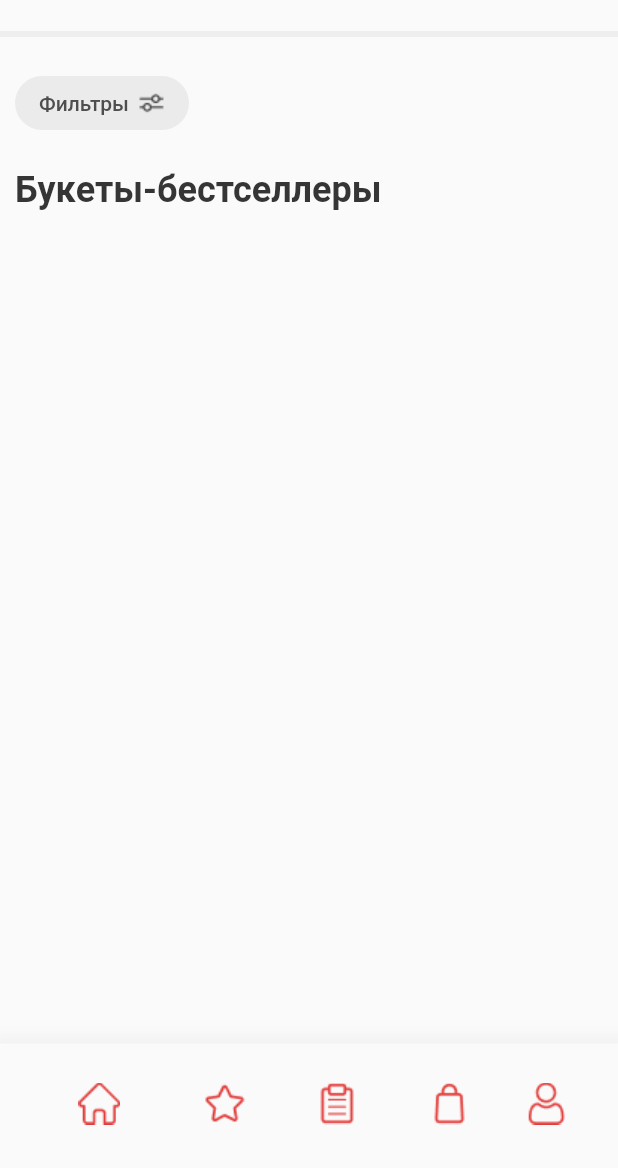
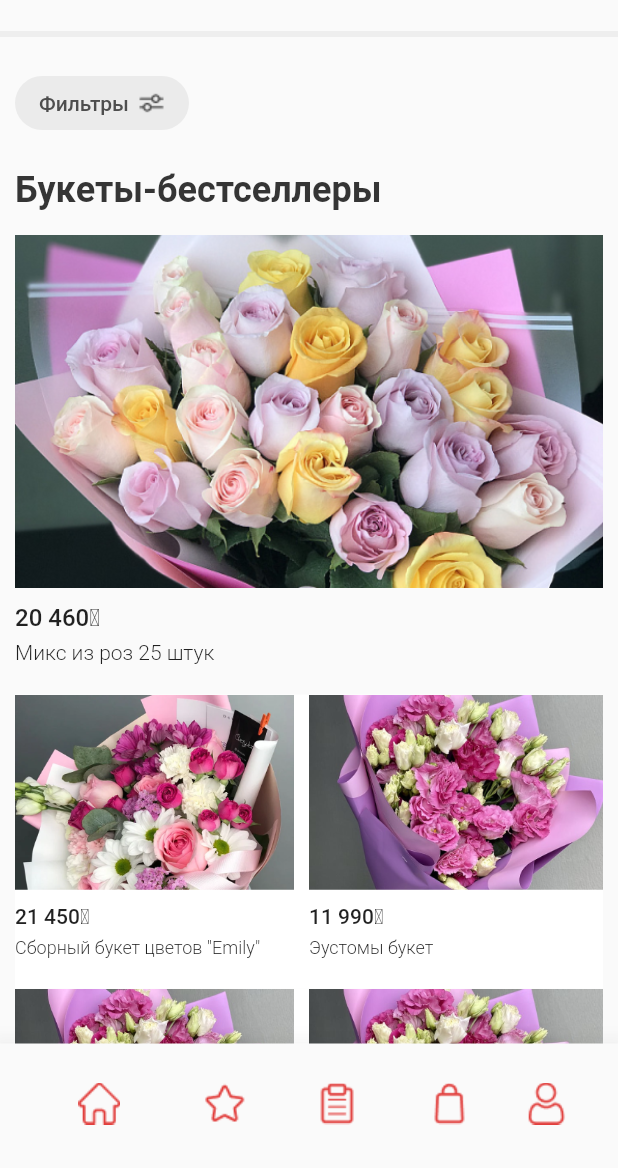
Before and after one commit to konstantingalin/flutter_flowers_app, a Flutter app: the screen it shows after launch, on a phone screen of 412 x 824 dp, the part 68-1236 px from its top. Run offline on Flutter 3.47's test engine with Material 2 defaults, Android fonts, the phone set to English and light mode, and no system bars.

Commit message:
home screen add items

```diff
--- /dev/null
+++ b/lib/models/flower_model.dart
@@ -0,0 +1,73 @@
+enum FlowerCategory {
+  birthday,
+  chrismas,
+  general,
+  congratulation,
+  wedding,
+}
+
+class FlowerModel {
+  final int id;
+  final String name;
+  final String title;
+  final String price;
+  final String thumbnailPath;
+  final List<FlowerCategory> categories;
+
+  FlowerModel({
+    required this.id,
+    required this.name,
+    required this.title,
+    required this.price,
+    required this.thumbnailPath,
+    required this.categories,
+  });
+
+  static List<FlowerModel> sampleCards = [
+    FlowerModel(
+      id: 1,
+      name: 'Микс из роз 25 штук',
+      title:
+          'В этом букете некоторых сезонных растений может не быть. Флорист так же аккуратно и без дополнительной стоимости подберет похожие. Высота: 50 см. Прямо сейчас вы можете купить букет цветов с доставкой домой и офис в Костанае. «Микс из роз 25 штук» по цене от 20 460₸.',
+      price: '20 460₸',
+      thumbnailPath: "assets/flower_imgs/flower_img_1.png",
+      categories: [FlowerCategory.congratulation],
+    ),
+    FlowerModel(
+      id: 2,
+      name: 'Сборный букет цветов "Emily"',
+      title:
+          'В этом букете некоторых сезонных растений может не быть. Флорист так же аккуратно и без дополнительной стоимости подберет похожие.Высота: 50 см.  Некоторые цветы в букете  могут быть заменены.',
+      price: '21 450₸',
+      thumbnailPath: "assets/flower_imgs/flower_img_2.png",
+      categories: [FlowerCategory.congratulation],
+    ),
+    FlowerModel(
+      id: 3,
+      name: 'Эустомы букет',
+      title:
+          'В этом букете некоторых сезонных растений может не быть. Флорист так же аккуратно и без дополнительной стоимости подберет похожие. Высота: 50 см. Прямо сейчас вы можете купить букет цветов с доставкой домой и офис в Костанае. «Эустомы букет» по цене от 11 990₸.',
+      price: '11 990₸',
+      thumbnailPath: "assets/flower_imgs/flower_img_3.png",
+      categories: [FlowerCategory.congratulation],
+    ),
+    FlowerModel(
+      id: 4,
+      name: 'Эустомы букет',
+      title:
+          'В этом букете некоторых сезонных растений может не быть. Флорист так же аккуратно и без дополнительной стоимости подберет похожие. Высота: 50 см. Прямо сейчас вы можете купить букет цветов с доставкой домой и офис в Костанае. «Эустомы букет» по цене от 11 990₸.',
+      price: '11 990₸',
+      thumbnailPath: "assets/flower_imgs/flower_img_3.png",
+      categories: [FlowerCategory.congratulation],
+    ),
+    FlowerModel(
+      id: 5,
+      name: 'Эустомы букет',
+      title:
+          'В этом букете некоторых сезонных растений может не быть. Флорист так же аккуратно и без дополнительной стоимости подберет похожие. Высота: 50 см. Прямо сейчас вы можете купить букет цветов с доставкой домой и офис в Костанае. «Эустомы букет» по цене от 11 990₸.',
+      price: '11 990₸',
+      thumbnailPath: "assets/flower_imgs/flower_img_3.png",
+      categories: [FlowerCategory.congratulation],
+    ),
+  ];
+}
--- a/lib/screens/home_scrren.dart
+++ b/lib/screens/home_scrren.dart
@@ -1,12 +1,14 @@
 import 'package:flutter/material.dart';
 
+import '../models/flower_model.dart';
 import '../widgets/bottom_nav_bar.dart';
 import '../widgets/header.dart';
 
 class HomeScreen extends StatelessWidget {
-  const HomeScreen({super.key});
+  const HomeScreen({Key? key}) : super(key: key);
 
   static const routeName = '/';
+
   @override
   Widget build(BuildContext context) {
     return Scaffold(
@@ -19,11 +21,18 @@ class HomeScreen extends StatelessWidget {
       bottomNavigationBar: const BottomNavBar(
         index: 0,
       ),
-      body: Container(
-        padding: const EdgeInsets.only(left: 10, right: 10, top: 20),
+      body: Padding(
+        padding: const EdgeInsets.only(
+          left: 10,
+          right: 10,
+        ),
+        child: SingleChildScrollView(
           child: Column(
             crossAxisAlignment: CrossAxisAlignment.start,
             children: [
+              const SizedBox(
+                height: 20,
+              ),
               ElevatedButton(
                 onPressed: () {},
                 style: ElevatedButton.styleFrom(
@@ -36,17 +45,19 @@ class HomeScreen extends StatelessWidget {
                 ),
                 child: Row(
                   mainAxisSize: MainAxisSize.min,
-                children: [
-                  const Text(
+                  children: const [
+                    Text(
                       'Фильтры',
                       style: TextStyle(
-                        fontSize: 14, color: Color.fromRGBO(78, 78, 78, 1)),
+                        fontSize: 14,
+                        color: Color.fromRGBO(78, 78, 78, 1),
                       ),
-                  const SizedBox(
+                    ),
+                    SizedBox(
                       width: 6,
                     ),
-                  Image.asset(
-                    'assets/icons/filterIcon.png',
+                    Image(
+                      image: AssetImage('assets/icons/filterIcon.png'),
                       width: 18,
                     ),
                   ],
@@ -60,14 +71,137 @@ class HomeScreen extends StatelessWidget {
                 style: TextStyle(
                   color: Color.fromRGBO(53, 53, 53, 1),
                   fontSize: 24,
-                  fontWeight: FontWeight.bold),
+                  fontWeight: FontWeight.bold,
+                ),
               ),
               const SizedBox(
                 height: 16,
+              ),
+              SingleChildScrollView(
+                child: Column(
+                  children: <Widget>[
+                    Column(
+                      crossAxisAlignment: CrossAxisAlignment.start,
+                      children: [
+                        SizedBox(
+                          width: MediaQuery.of(context).size.width,
+                          height: MediaQuery.of(context).size.height / 3.5,
+                          child: Image.asset(
+                            FlowerModel.sampleCards[0].thumbnailPath,
+                            fit: BoxFit.cover,
+                          ),
+                        ),
+                        Column(
+                          crossAxisAlignment: CrossAxisAlignment.start,
+                          children: [
+                            const SizedBox(
+                              height: 10,
+                            ),
+                            Text(
+                              FlowerModel.sampleCards[0].price,
+                              style: const TextStyle(
+                                fontSize: 16.0,
+                                fontWeight: FontWeight.w500,
+                              ),
+                            ),
+                            const SizedBox(
+                              height: 6,
+                            ),
+                            Text(
+                              FlowerModel.sampleCards[0].name,
+                              style: const TextStyle(
+                                fontSize: 14.0,
+                                fontWeight: FontWeight.w300,
+                              ),
+                            ),
+                            const SizedBox(
+                              height: 20,
+                            ),
+                          ],
+                        ),
+                      ],
+                    ),
+                    GridView.builder(
+                      shrinkWrap: true,
+                      physics: const NeverScrollableScrollPhysics(),
+                      itemCount: FlowerModel.sampleCards.length - 1,
+                      gridDelegate:
+                          const SliverGridDelegateWithFixedCrossAxisCount(
+                        crossAxisCount: 2,
+                        childAspectRatio: 1,
+                      ),
+                      itemBuilder: (BuildContext context, int index) {
+                        return Container(
+                          decoration: BoxDecoration(
+                            borderRadius: BorderRadius.circular(0.0),
+                            color: Colors.white,
+                            boxShadow: [
+                              BoxShadow(
+                                color: Colors.grey.withOpacity(0),
+                                spreadRadius: 0,
+                                blurRadius: 0,
+                                offset: const Offset(0, 0),
+                              ),
+                            ],
+                          ),
+                          child: Container(
+                            margin: EdgeInsets.only(
+                                right: index % 2 == 0 ? 10.0 : 0.0),
+                            child: Column(
+                              crossAxisAlignment: CrossAxisAlignment.stretch,
+                              children: [
+                                Expanded(
+                                  flex: 1,
+                                  child: ClipRRect(
+                                    borderRadius: BorderRadius.circular(0),
+                                    child: Image.asset(
+                                      FlowerModel
+                                          .sampleCards[index + 1].thumbnailPath,
+                                      fit: BoxFit.cover,
+                                    ),
+                                  ),
+                                ),
+                                Column(
+                                  crossAxisAlignment: CrossAxisAlignment.start,
+                                  children: [
+                                    const SizedBox(
+                                      height: 10,
+                                    ),
+                                    Text(
+                                      FlowerModel.sampleCards[index + 1].price,
+                                      style: const TextStyle(
+                                        fontSize: 14.0,
+                                        fontWeight: FontWeight.w500,
+                                      ),
+                                    ),
+                                    const SizedBox(
+                                      height: 6,
+                                    ),
+                                    Text(
+                                      FlowerModel.sampleCards[index + 1].name,
+                                      style: const TextStyle(
+                                        fontSize: 12.0,
+                                        fontWeight: FontWeight.w300,
+                                      ),
+                                    ),
+                                    const SizedBox(
+                                      height: 20,
+                                    ),
+                                  ],
                                 ),
                               ],
                             ),
                           ),
                         );
+                      },
+                    ),
+                  ],
+                ),
+              )
+            ],
+          ),
+        ),
+      ),
+    );
   }
 }
--- a/pubspec.yaml
+++ b/pubspec.yaml
@@ -70,6 +70,10 @@ flutter:
     - assets/icons/profileIcon.png
     - assets/icons/filterIcon.png
 
+    - assets/flower_imgs/flower_img_1.png
+    - assets/flower_imgs/flower_img_2.png
+    - assets/flower_imgs/flower_img_3.png
+
   # An image asset can refer to one or more resolution-specific "variants", see
   # https://flutter.dev/assets-and-images/#resolution-aware
 
```
Also changed, not shown: assets/flower_imgs/flower_img_1.png (added), assets/flower_imgs/flower_img_2.png (added), assets/flower_imgs/flower_img_3.png (added). Lines whose indentation alone changed are shown as unchanged.
